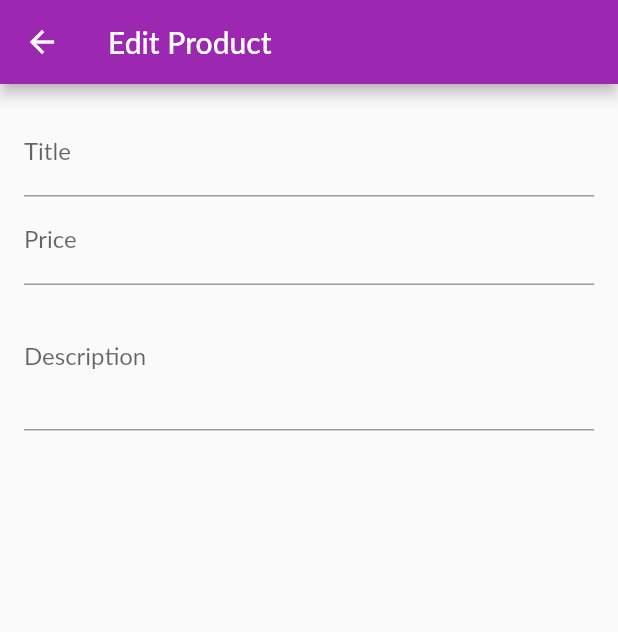
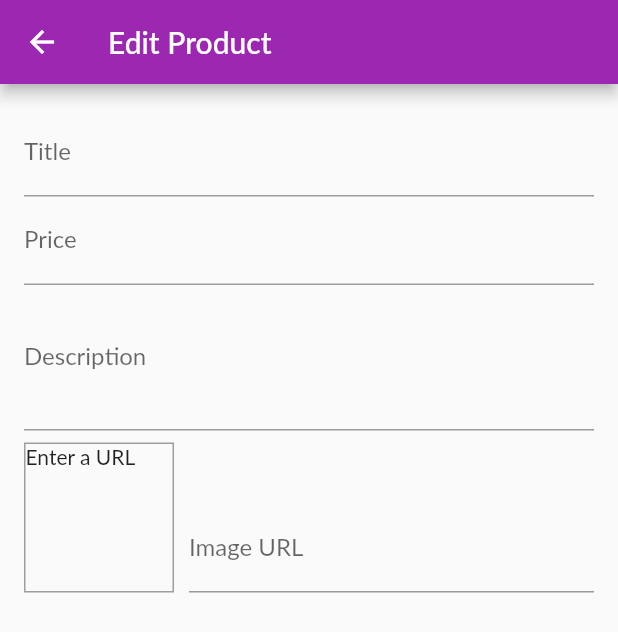
Before and after one commit to khoa-nd/flutter_shop_app, a Flutter app: the EditProductScreen screen opened by its route, on a phone screen of 412 x 824 dp. Shown: the top 632 px of the screen. Run offline on Flutter 3.47's test engine with Material 2 defaults, Android fonts, the phone set to English and light mode, and no system bars; network calls fail; Roboto replaces fonts that are missing (Lato).

Commit message:
image input and image review

```diff
--- a/lib/screens/edit_product_screen.dart
+++ b/lib/screens/edit_product_screen.dart
@@ -10,13 +10,31 @@ class EditProductScreen extends StatefulWidget {
 class _EditProductScreenState extends State<EditProductScreen> {
   final _priceFocusNode = FocusNode();
   final _descFocusNode = FocusNode();
-
+  final _imageUrlController = TextEditingController();
+  final _imageUrlFocusNode = FocusNode();
 
   @override
   void dispose() {
+    _imageUrlFocusNode.removeListener(_updateImageUrl);
     _priceFocusNode.dispose();
     _descFocusNode.dispose();
+    _imageUrlController.dispose();
+    _imageUrlFocusNode.dispose();
     super.dispose();
+  }
+
+  @override
+  void initState() {
+    _imageUrlFocusNode.addListener(_updateImageUrl);
+    super.initState();
+  }
+
+  void _updateImageUrl() {
+    if (!_imageUrlFocusNode.hasFocus) {
+      setState(() {
+
+      });
+    }
   }
 
   @override
@@ -50,6 +68,33 @@ class _EditProductScreenState extends State<EditProductScreen> {
               keyboardType: TextInputType.multiline,
               focusNode: _descFocusNode,
             ),
+            Row(
+              crossAxisAlignment: CrossAxisAlignment.end,
+              children: <Widget>[
+                Container(
+                  width: 100,
+                  height: 100,
+                  margin: EdgeInsets.only(top: 8, right: 10),
+                  decoration: BoxDecoration(
+                      border: Border.all(width: 1, color: Colors.grey)),
+                  child: _imageUrlController.text.isEmpty
+                      ? Text('Enter a URL')
+                      : FittedBox(
+                          child: Image.network(_imageUrlController.text),
+                          fit: BoxFit.cover,
+                        ),
+                ),
+                Expanded(
+                  child: TextFormField(
+                    decoration: InputDecoration(labelText: 'Image URL'),
+                    keyboardType: TextInputType.url,
+                    textInputAction: TextInputAction.done,
+                    controller: _imageUrlController,
+                    focusNode: _imageUrlFocusNode,
+                  ),
+                )
+              ],
+            )
           ],
         )),
       ),
```
